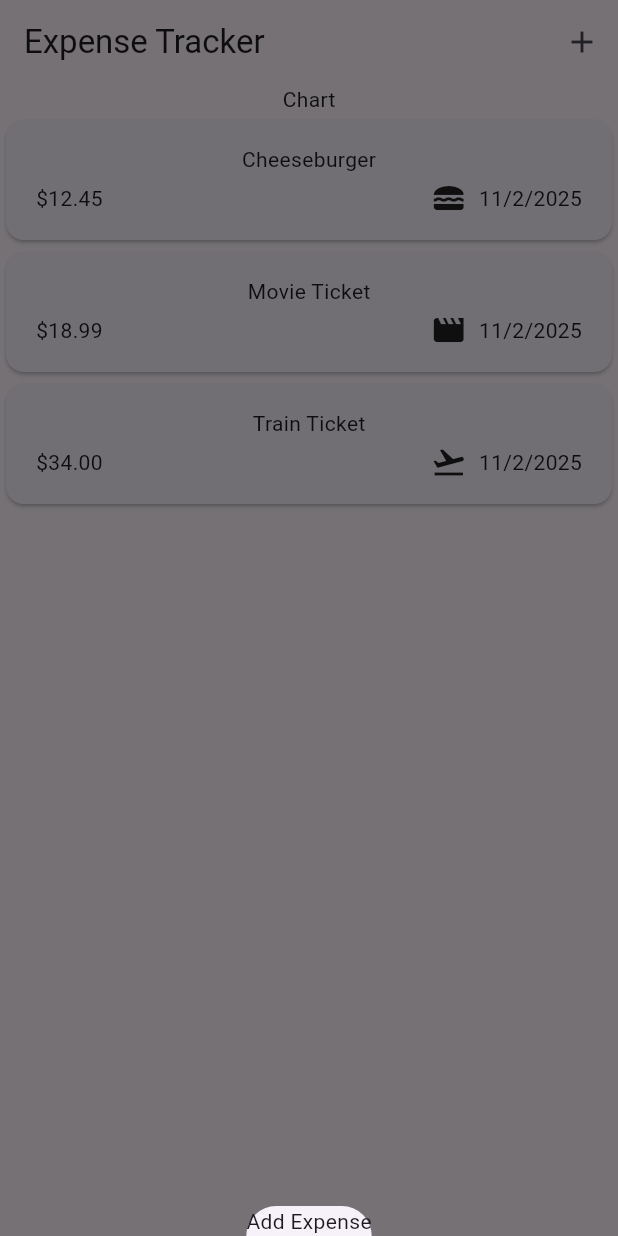
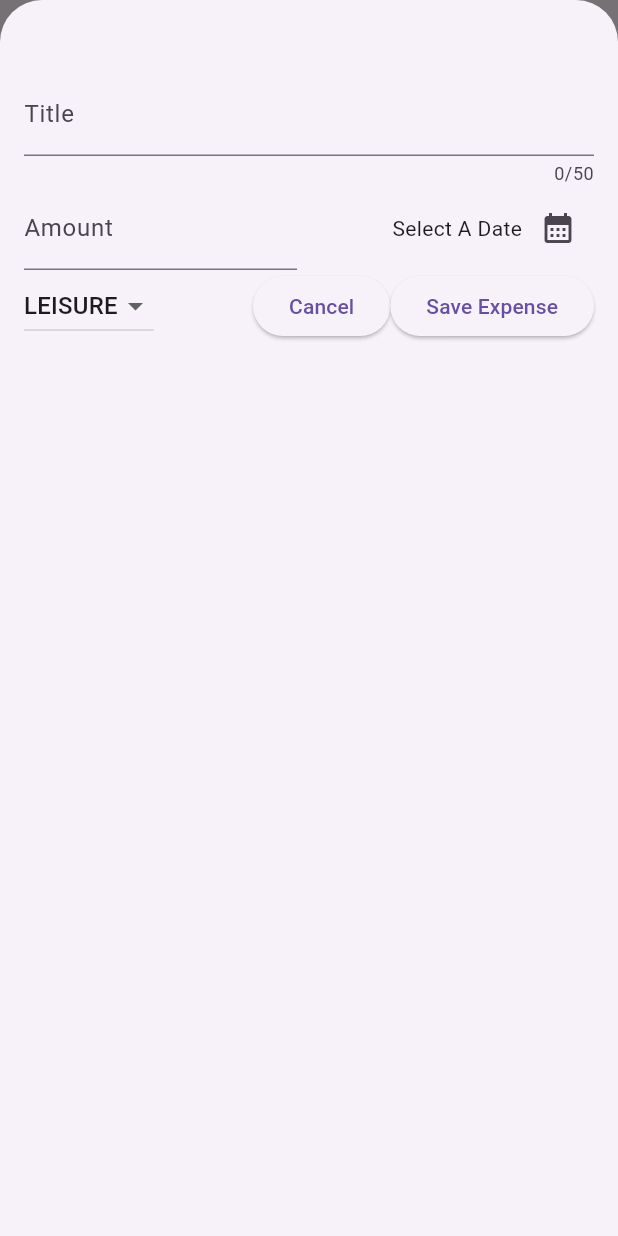
Before and after one commit to luge21/my_app, a Flutter app: the screen it shows after launch, after a tap on the "add" icon, on a phone screen of 412 x 824 dp. Run offline on Flutter 3.47's test engine with Material 3 defaults, Android fonts, the phone set to English and light mode, and no system bars; our stand-ins replace google_fonts.

Commit message:
integrated fail-proof function and touch ups in ui design

```diff
--- a/lib/expense_item.dart
+++ b/lib/expense_item.dart
@@ -3,10 +3,7 @@ import 'package:flutter/material.dart';
 
 class ExpenseItem extends StatelessWidget {
   const ExpenseItem({super.key, required this.expense});
-
   final Expense expense;
-
-
   @override
   Widget build(BuildContext context) {
     // TODO: implement build
--- a/lib/expenses.dart
+++ b/lib/expenses.dart
@@ -1,11 +1,11 @@
 import 'package:my_app/expenses_list.dart';
 import 'package:my_app/models/expense.dart';
+import 'package:my_app/new_expense.dart';
 import 'package:flutter/material.dart';
 
 class Expenses extends StatefulWidget {
   const Expenses({super.key});
 
-  @override
   State<Expenses> createState() {
     return _ExpensesState();
   }
@@ -13,8 +13,37 @@ class Expenses extends StatefulWidget {
 
 class _ExpensesState extends State<Expenses> {
   void _openAddExpenseOverlay() {
-    showModalBottomSheet(context: context,
-    builder: (ctx) => Text('Add Expense'),
+    showModalBottomSheet(
+      context: context,
+      builder: (ctx) => NewExpense(onAddExpense: _addExpense),
+      isScrollControlled: true,
+    );
+  }
+
+  void _addExpense(Expense expense) {
+    setState(() {
+      _registeredExpenses.add(expense);
+    });
+  }
+
+  void _removeExpense(Expense expense) {
+    int expenseIndex = _registeredExpenses.indexOf(expense);
+    setState(() {
+      _registeredExpenses.remove(expense);
+    });
+    ScaffoldMessenger.of(context).showSnackBar(
+      SnackBar(
+        content: Text('Expense Deleted'),
+        duration: Duration(seconds: 3),
+        action: SnackBarAction(
+          label: 'Undo',
+          onPressed: () {
+            setState(() {
+              _registeredExpenses.insert(expenseIndex, expense);
+            });
+          },
+        ),
+      ),
     );
   }
 
@@ -32,7 +61,7 @@ class _ExpensesState extends State<Expenses> {
       category: Category.leisure,
     ),
     Expense(
-      title: 'Train Ticket',
+      title: 'Train ticket',
       amount: 34.00,
       date: DateTime.now(),
       category: Category.travel,
@@ -41,6 +70,16 @@ class _ExpensesState extends State<Expenses> {
 
   @override
   Widget build(BuildContext context) {
+    Widget mainContent = const Center(
+      child: Text("Click the + button to add an Expense!"),
+    );
+
+    if (_registeredExpenses.isNotEmpty) {
+      mainContent = ExpensesList(
+        expenses: _registeredExpenses,
+        onRemoveExpense: _removeExpense,
+      );
+    }
     return Scaffold(
       appBar: AppBar(
         title: const Text('Expense Tracker'),
@@ -53,8 +92,8 @@ class _ExpensesState extends State<Expenses> {
       ),
       body: Column(
         children: [
-          const Text("Chart"),
-          Expanded(child: ExpensesList(expenses: _registeredExpenses)),
+          Text("Chart"),
+          Expanded(child: mainContent),
         ],
       ),
     );
--- a/lib/expenses_list.dart
+++ b/lib/expenses_list.dart
@@ -3,13 +3,30 @@ import 'package:my_app/models/expense.dart';
 import 'package:flutter/material.dart';
 
 class ExpensesList extends StatelessWidget {
-  const ExpensesList({super.key, required this.expenses});
+  const ExpensesList({
+    super.key,
+    required this.expenses,
+    required this.onRemoveExpense,
+  });
+  final Function onRemoveExpense;
   final List<Expense> expenses;
   @override
   Widget build(BuildContext context) {
     return ListView.builder(
       itemCount: expenses.length,
-      itemBuilder: (ctx, index) => ExpenseItem(expense: expenses[index]),
+      itemBuilder: (ctx, index) => Dismissible(
+        key: ValueKey(expenses[index]),
+        background:Container(
+          // margin: EdgeInsets.symmetric(
+          //   horizontal: Theme.of(context).cardTheme.margin!.horizontal,
+          // ),
+          color: Theme.of(context).colorScheme.error
+        ),
+        onDismissed: (direction) {
+          onRemoveExpense(expenses[index]);
+        },
+        child: ExpenseItem(expense: expenses[index]),
+      ),
     );
   }
 }
--- a/lib/models/expense.dart
+++ b/lib/models/expense.dart
@@ -1,13 +1,13 @@
 import 'package:flutter/material.dart';
+import 'package:intl/intl.dart';
 import 'package:uuid/uuid.dart';
-import 'package:intl/intl.dart';
 
 const uuid = Uuid();
 final formatter = DateFormat.yMd();
 
 enum Category { food, travel, leisure, work }
 
-const categoryIcons ={
+const categoryIcons = {
   Category.food: Icons.lunch_dining,
   Category.travel: Icons.flight_takeoff,
   Category.leisure: Icons.movie,
@@ -21,7 +21,6 @@ class Expense {
     required this.date,
     required this.category,
   }) : id = uuid.v4();
-
   final String id;
   final String title;
   final double amount;
--- /dev/null
+++ b/lib/new_expense.dart
@@ -0,0 +1,163 @@
+import 'package:my_app/models/expense.dart';
+import 'package:flutter/material.dart';
+import 'package:intl/intl.dart';
+
+final formatter = DateFormat.yMd();
+
+class NewExpense extends StatefulWidget {
+  const NewExpense({super.key, required this.onAddExpense});
+  final void Function(Expense expense) onAddExpense;
+
+  State<NewExpense> createState() {
+    return _NewExpenseState();
+  }
+}
+
+class _NewExpenseState extends State<NewExpense> {
+  final _titleController = TextEditingController();
+  final _amountController = TextEditingController();
+  DateTime? _selectedDate;
+  Category _selectedCategory = Category.leisure;
+
+  @override
+  void dispose() {
+    _titleController.dispose();
+    _amountController.dispose();
+    super.dispose();
+  }
+
+  void _submitExpenseData() {
+    final enteredAmount = double.tryParse(_amountController.text);
+    final amountIsInvalid = enteredAmount == null || enteredAmount <= 0;
+    if (_titleController.text.trim().isEmpty ||
+        amountIsInvalid ||
+        _selectedDate == null) //run when an error happsns
+    {
+      showDialog(
+        context: context,
+        builder: (ctx) => AlertDialog(
+          title: const Text("Invalid Input!"),
+          content: const Text(
+            "Please make sure to have a valid Title, Date, and Amount!",
+          ),
+          actions: [
+            TextButton(
+              onPressed: () {
+                Navigator.pop(ctx);
+              },
+              child: const Text("Okay!"),
+            ),
+          ],
+        ),
+      );
+      return;
+    }
+    widget.onAddExpense(
+      Expense(
+        title: _titleController.text,
+        amount: enteredAmount,
+        date: _selectedDate!,
+        category: _selectedCategory,
+      ),
+    );
+    Navigator.pop(context);
+  }
+
+  void _presentDatePicker() async {
+    final now = DateTime.now();
+    final firstDate = DateTime(now.year - 1, now.month, now.day);
+    final pickedDate = await showDatePicker(
+      context: context,
+      initialDate: now,
+      firstDate: firstDate,
+      lastDate: now,
+    );
+    setState(() {
+      _selectedDate = pickedDate;
+    });
+  }
+
+  @override
+  Widget build(BuildContext context) {
+    return Padding(
+      padding: EdgeInsets.fromLTRB(16, 48, 16, 16),
+      child: Column(
+        children: [
+          TextField(
+            controller: _titleController,
+            maxLength: 50,
+            keyboardType: TextInputType.name,
+            decoration: InputDecoration(label: Text('Title')),
+          ),
+          Row(
+            children: [
+              Expanded(
+                child: TextField(
+                  controller: _amountController,
+                  keyboardType: TextInputType.number,
+                  decoration: InputDecoration(
+                    prefixText: '\$',
+                    label: Text("Amount"),
+                  ),
+                ),
+              ),
+              const SizedBox(width: 16),
+              Expanded(
+                child: Row(
+                  mainAxisAlignment: MainAxisAlignment.end,
+                  crossAxisAlignment: CrossAxisAlignment.center,
+                  children: [
+                    Text(
+                      _selectedDate == null
+                          ? 'Select A Date'
+                          : formatter.format(_selectedDate!),
+                    ),
+                    IconButton(
+                      onPressed: _presentDatePicker,
+                      icon: const Icon(Icons.calendar_month),
+                    ),
+                  ],
+                ),
+              ),
+            ],
+          ),
+          Row(
+            children: [
+              DropdownButton(
+                value: _selectedCategory,
+                items: Category.values
+                    .map(
+                      (category) => DropdownMenuItem(
+                        value: category,
+                        child: Text(category.name.toUpperCase()),
+                      ),
+                    )
+                    .toList(),
+                onChanged: (value) {
+                  if (value == null) {
+                    return;
+                  }
+                  setState(() {
+                    _selectedCategory = value;
+                    print(_selectedCategory);
+                  });
+                },
+              ),
+              Spacer(),
+              ElevatedButton(
+                onPressed: () {
+                  Navigator.pop(context);
+                },
+                child: Text("Cancel"),
+              ),
+              ElevatedButton(
+                onPressed: _submitExpenseData,
+                child: Text('Save Expense'),
+              ),
+            ],
+          ),
+        ],
+      ),
+    );
+  }
+}
```
Also changed, not shown: lib/main.dart (line endings or trailing spaces).
